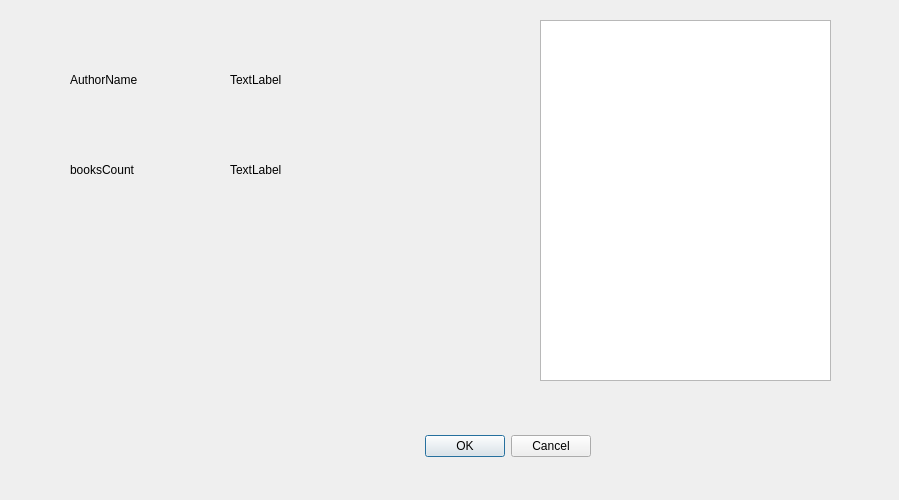
Before: the Qt Designer form BookClubProject/Users/AuthorDetailDialog.ui in mohammadshirizadeh-sudo/book-club, drawn with Qt 5.
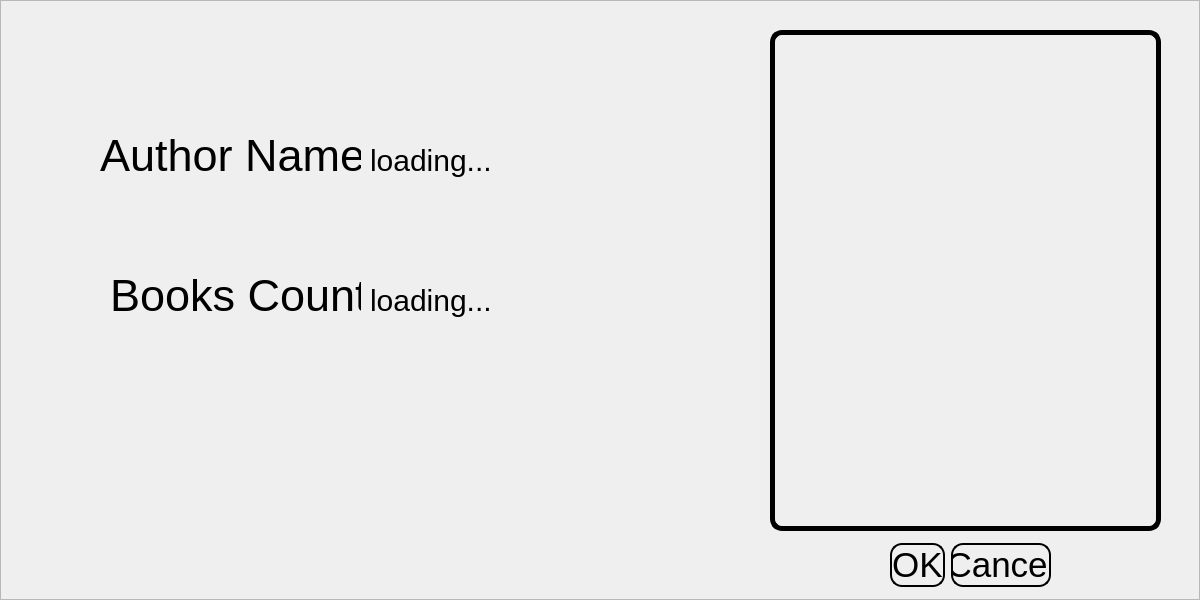
After: the same form once the commit is applied. Icons and pictures are not drawn.

```diff
--- a/BookClubProject/Users/AuthorDetailDialog.ui
+++ b/BookClubProject/Users/AuthorDetailDialog.ui
@@ -6,103 +6,156 @@
    <rect>
     <x>0</x>
     <y>0</y>
-    <width>899</width>
-    <height>500</height>
+    <width>1200</width>
+    <height>600</height>
    </rect>
   </property>
   <property name="windowTitle">
    <string>Dialog</string>
   </property>
-  <widget class="QDialogButtonBox" name="buttonBox">
+  <property name="styleSheet">
+   <string notr="true">background-image: url(:/resources/white.png);</string>
+  </property>
+  <widget class="QFrame" name="frame">
    <property name="geometry">
     <rect>
-     <x>250</x>
-     <y>430</y>
-     <width>341</width>
-     <height>32</height>
+     <x>0</x>
+     <y>0</y>
+     <width>1200</width>
+     <height>600</height>
     </rect>
    </property>
-   <property name="orientation">
-    <enum>Qt::Orientation::Horizontal</enum>
+   <property name="frameShape">
+    <enum>QFrame::Shape::StyledPanel</enum>
    </property>
-   <property name="standardButtons">
-    <set>QDialogButtonBox::StandardButton::Cancel|QDialogButtonBox::StandardButton::Ok</set>
+   <property name="frameShadow">
+    <enum>QFrame::Shadow::Raised</enum>
    </property>
-  </widget>
-  <widget class="QListWidget" name="booksListWidget">
-   <property name="geometry">
-    <rect>
-     <x>540</x>
-     <y>20</y>
-     <width>291</width>
-     <height>361</height>
-    </rect>
-   </property>
-  </widget>
   <widget class="QLabel" name="label">
    <property name="geometry">
     <rect>
-     <x>70</x>
-     <y>70</y>
-     <width>121</width>
-     <height>20</height>
-    </rect>
-   </property>
+      <x>100</x>
+      <y>110</y>
+      <width>261</width>
+      <height>91</height>
+     </rect>
+    </property>
+    <property name="styleSheet">
+     <string notr="true">background: transparent;
+border: none;
+font: 700 9pt &quot;Script MT Bold&quot;;
+font-size: 45px;
+color: rgb(0, 0, 0);
+
+</string>
+    </property>
    <property name="text">
-    <string>AuthorName</string>
+     <string>Author Name:</string>
    </property>
   </widget>
   <widget class="QLabel" name="label_2">
    <property name="geometry">
     <rect>
-     <x>70</x>
-     <y>160</y>
-     <width>101</width>
-     <height>20</height>
-    </rect>
-   </property>
-   <property name="text">
-    <string>booksCount</string>
-   </property>
-  </widget>
-  <widget class="QLabel" name="label_3">
-   <property name="geometry">
-    <rect>
-     <x>-220</x>
+      <x>110</x>
      <y>270</y>
-     <width>63</width>
-     <height>20</height>
-    </rect>
-   </property>
+      <width>251</width>
+      <height>51</height>
+     </rect>
+    </property>
+    <property name="styleSheet">
+     <string notr="true">background: transparent;
+border: none;
+font: 700 9pt &quot;Script MT Bold&quot;;
+font-size: 45px;
+color: rgb(0, 0, 0);
+
+</string>
+    </property>
    <property name="text">
-    <string>TextLabel</string>
+     <string>Books Count:</string>
    </property>
   </widget>
   <widget class="QLabel" name="authorNameLabel">
    <property name="geometry">
     <rect>
-     <x>230</x>
-     <y>70</y>
-     <width>151</width>
-     <height>20</height>
-    </rect>
-   </property>
+      <x>370</x>
+      <y>140</y>
+      <width>381</width>
+      <height>41</height>
+     </rect>
+    </property>
+    <property name="styleSheet">
+     <string notr="true">background: transparent;
+border: none;
+font: 700 9pt &quot;Script MT Bold&quot;;
+font-size: 30px;
+color: rgb(0, 0, 0);
+</string>
+    </property>
    <property name="text">
-    <string>TextLabel</string>
+     <string>loading...</string>
    </property>
   </widget>
   <widget class="QLabel" name="booksCountLabel">
    <property name="geometry">
     <rect>
-     <x>230</x>
-     <y>160</y>
-     <width>151</width>
-     <height>20</height>
-    </rect>
-   </property>
+      <x>370</x>
+      <y>280</y>
+      <width>251</width>
+      <height>41</height>
+     </rect>
+    </property>
+    <property name="styleSheet">
+     <string notr="true">background: transparent;
+border: none;
+font: 700 9pt &quot;Script MT Bold&quot;;
+font-size: 30px;
+color: rgb(0, 0, 0);
+</string>
+    </property>
    <property name="text">
-    <string>TextLabel</string>
-   </property>
+     <string>loading...</string>
+    </property>
+   </widget>
+   <widget class="QListWidget" name="booksListWidget">
+    <property name="geometry">
+     <rect>
+      <x>770</x>
+      <y>30</y>
+      <width>391</width>
+      <height>501</height>
+     </rect>
+    </property>
+    <property name="styleSheet">
+     <string notr="true">background: transparent;
+border: 5px solid black;
+border-radius: 12px;
+padding: 8px;</string>
+    </property>
+   </widget>
+   <widget class="QDialogButtonBox" name="buttonBox">
+    <property name="geometry">
+     <rect>
+      <x>890</x>
+      <y>540</y>
+      <width>161</width>
+      <height>51</height>
+     </rect>
+    </property>
+    <property name="styleSheet">
+     <string notr="true">font: 700 9pt &quot;Script MT Bold&quot;;
+font-size:35px;
+color: rgb(0, 0, 0);
+border: 2px solid black;
+border-radius: 12px;</string>
+    </property>
+    <property name="orientation">
+     <enum>Qt::Orientation::Horizontal</enum>
+    </property>
+    <property name="standardButtons">
+     <set>QDialogButtonBox::StandardButton::Cancel|QDialogButtonBox::StandardButton::Ok</set>
+    </property>
+   </widget>
   </widget>
  </widget>
  <resources/>
```
Lines whose indentation alone changed are shown as unchanged.
